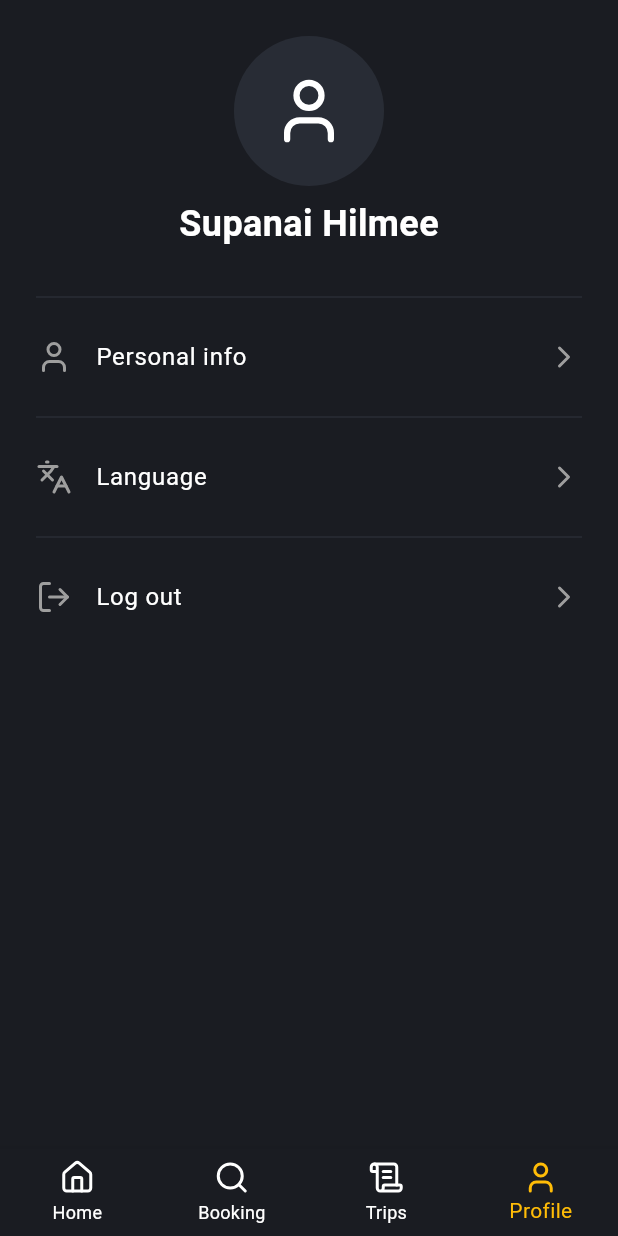
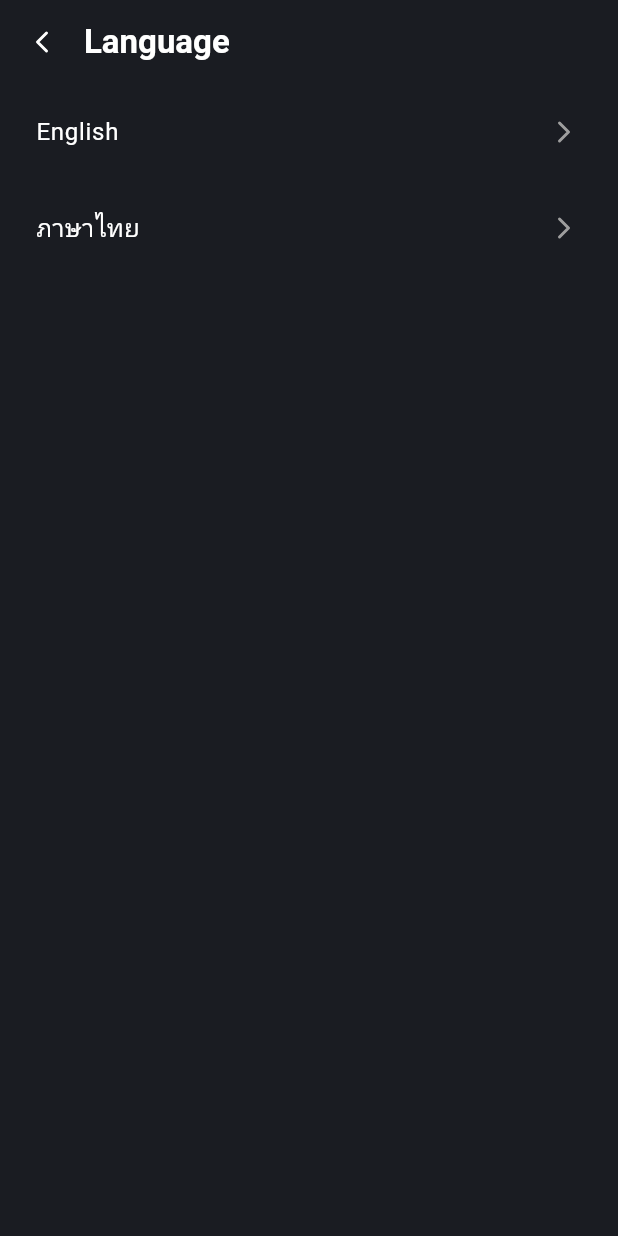
Before and after one commit to naixdevv/flutter-car-booking, a Flutter app: the screen it shows after launch, item 4 of the bottom bar chosen, after a tap on "Language", on a phone screen of 412 x 824 dp. Run offline on Flutter 3.47's test engine with Material 3 defaults, Android fonts, the phone set to English and light mode, and no system bars; our stand-ins replace flutter_bloc, flutter_svg, google_maps_flutter, lucide_icons_flutter.

Commit message:
feat: add flutter_localizations, flutter_bloc package and add profile/language_page

````diff
--- /dev/null
+++ b/lib/bloc/locale/locale_bloc.dart
@@ -0,0 +1,12 @@
+import 'package:flutter/material.dart';
+import 'package:flutter_bloc/flutter_bloc.dart';
+import './locale_event.dart';
+import './locale_state.dart';
+
+class LocaleBloc extends Bloc<LocaleEvent, LocaleState> {
+  LocaleBloc() : super(LocaleState(const Locale('en'))) {
+    on<ChangeLocale>((event, emit) {
+      emit(LocaleState(event.locale));
+    });
+  }
+}
--- /dev/null
+++ b/lib/bloc/locale/locale_event.dart
@@ -0,0 +1,8 @@
+import 'package:flutter/material.dart';
+
+abstract class LocaleEvent {}
+
+class ChangeLocale extends LocaleEvent {
+  final Locale locale;
+  ChangeLocale(this.locale);
+}
--- /dev/null
+++ b/lib/bloc/locale/locale_state.dart
@@ -0,0 +1,7 @@
+import 'package:flutter/material.dart';
+
+class LocaleState {
+  final Locale locale;
+
+  LocaleState(this.locale);
+}
--- /dev/null
+++ b/lib/l10n/app_en.arb
@@ -0,0 +1,7 @@
+{
+  "@@locale": "en",
+  "bottomBar_home": "Home",
+  "bottomBar_booking": "Booking",
+  "bottomBar_trips": "Trips",
+  "bottomBar_profile": "Profile"
+}
--- /dev/null
+++ b/lib/l10n/app_localizations.dart
@@ -0,0 +1,153 @@
+import 'dart:async';
+
+import 'package:flutter/foundation.dart';
+import 'package:flutter/widgets.dart';
+import 'package:flutter_localizations/flutter_localizations.dart';
+import 'package:intl/intl.dart' as intl;
+
+import 'app_localizations_en.dart';
+import 'app_localizations_th.dart';
+
+// ignore_for_file: type=lint
+
+/// Callers can lookup localized strings with an instance of AppLocalizations
+/// returned by `AppLocalizations.of(context)`.
+///
+/// Applications need to include `AppLocalizations.delegate()` in their app's
+/// `localizationDelegates` list, and the locales they support in the app's
+/// `supportedLocales` list. For example:
+///
+/// ```dart
+/// import 'l10n/app_localizations.dart';
+///
+/// return MaterialApp(
+///   localizationsDelegates: AppLocalizations.localizationsDelegates,
+///   supportedLocales: AppLocalizations.supportedLocales,
+///   home: MyApplicationHome(),
+/// );
+/// ```
+///
+/// ## Update pubspec.yaml
+///
+/// Please make sure to update your pubspec.yaml to include the following
+/// packages:
+///
+/// ```yaml
+/// dependencies:
+///   # Internationalization support.
+///   flutter_localizations:
+///     sdk: flutter
+///   intl: any # Use the pinned version from flutter_localizations
+///
+///   # Rest of dependencies
+/// ```
+///
+/// ## iOS Applications
+///
+/// iOS applications define key application metadata, including supported
+/// locales, in an Info.plist file that is built into the application bundle.
+/// To configure the locales supported by your app, you’ll need to edit this
+/// file.
+///
+/// First, open your project’s ios/Runner.xcworkspace Xcode workspace file.
+/// Then, in the Project Navigator, open the Info.plist file under the Runner
+/// project’s Runner folder.
+///
+/// Next, select the Information Property List item, select Add Item from the
+/// Editor menu, then select Localizations from the pop-up menu.
+///
+/// Select and expand the newly-created Localizations item then, for each
+/// locale your application supports, add a new item and select the locale
+/// you wish to add from the pop-up menu in the Value field. This list should
+/// be consistent with the languages listed in the AppLocalizations.supportedLocales
+/// property.
+abstract class AppLocalizations {
+  AppLocalizations(String locale) : localeName = intl.Intl.canonicalizedLocale(locale.toString());
+
+  final String localeName;
+
+  static AppLocalizations? of(BuildContext context) {
+    return Localizations.of<AppLocalizations>(context, AppLocalizations);
+  }
+
+  static const LocalizationsDelegate<AppLocalizations> delegate = _AppLocalizationsDelegate();
+
+  /// A list of this localizations delegate along with the default localizations
+  /// delegates.
+  ///
+  /// Returns a list of localizations delegates containing this delegate along with
+  /// GlobalMaterialLocalizations.delegate, GlobalCupertinoLocalizations.delegate,
+  /// and GlobalWidgetsLocalizations.delegate.
+  ///
+  /// Additional delegates can be added by appending to this list in
+  /// MaterialApp. This list does not have to be used at all if a custom list
+  /// of delegates is preferred or required.
+  static const List<LocalizationsDelegate<dynamic>> localizationsDelegates = <LocalizationsDelegate<dynamic>>[
+    delegate,
+    GlobalMaterialLocalizations.delegate,
+    GlobalCupertinoLocalizations.delegate,
+    GlobalWidgetsLocalizations.delegate,
+  ];
+
+  /// A list of this localizations delegate's supported locales.
+  static const List<Locale> supportedLocales = <Locale>[
+    Locale('en'),
+    Locale('th')
+  ];
+
+  /// No description provided for @bottomBar_home.
+  ///
+  /// In en, this message translates to:
+  /// **'Home'**
+  String get bottomBar_home;
+
+  /// No description provided for @bottomBar_booking.
+  ///
+  /// In en, this message translates to:
+  /// **'Booking'**
+  String get bottomBar_booking;
+
+  /// No description provided for @bottomBar_trips.
+  ///
+  /// In en, this message translates to:
+  /// **'Trips'**
+  String get bottomBar_trips;
+
+  /// No description provided for @bottomBar_profile.
+  ///
+  /// In en, this message translates to:
+  /// **'Profile'**
+  String get bottomBar_profile;
+}
+
+class _AppLocalizationsDelegate extends LocalizationsDelegate<AppLocalizations> {
+  const _AppLocalizationsDelegate();
+
+  @override
+  Future<AppLocalizations> load(Locale locale) {
+    return SynchronousFuture<AppLocalizations>(lookupAppLocalizations(locale));
+  }
+
+  @override
+  bool isSupported(Locale locale) => <String>['en', 'th'].contains(locale.languageCode);
+
+  @override
+  bool shouldReload(_AppLocalizationsDelegate old) => false;
+}
+
+AppLocalizations lookupAppLocalizations(Locale locale) {
+
+
+  // Lookup logic when only language code is specified.
+  switch (locale.languageCode) {
+    case 'en': return AppLocalizationsEn();
+    case 'th': return AppLocalizationsTh();
+  }
+
+  throw FlutterError(
+    'AppLocalizations.delegate failed to load unsupported locale "$locale". This is likely '
+    'an issue with the localizations generation tool. Please file an issue '
+    'on GitHub with a reproducible sample app and the gen-l10n configuration '
+    'that was used.'
+  );
+}
--- /dev/null
+++ b/lib/l10n/app_localizations_en.dart
@@ -0,0 +1,22 @@
+// ignore: unused_import
+import 'package:intl/intl.dart' as intl;
+import 'app_localizations.dart';
+
+// ignore_for_file: type=lint
+
+/// The translations for English (`en`).
+class AppLocalizationsEn extends AppLocalizations {
+  AppLocalizationsEn([String locale = 'en']) : super(locale);
+
+  @override
+  String get bottomBar_home => 'Home';
+
+  @override
+  String get bottomBar_booking => 'Booking';
+
+  @override
+  String get bottomBar_trips => 'Trips';
+
+  @override
+  String get bottomBar_profile => 'Profile';
+}
--- /dev/null
+++ b/lib/l10n/app_localizations_th.dart
@@ -0,0 +1,22 @@
+// ignore: unused_import
+import 'package:intl/intl.dart' as intl;
+import 'app_localizations.dart';
+
+// ignore_for_file: type=lint
+
+/// The translations for Thai (`th`).
+class AppLocalizationsTh extends AppLocalizations {
+  AppLocalizationsTh([String locale = 'th']) : super(locale);
+
+  @override
+  String get bottomBar_home => 'หน้าหลัก';
+
+  @override
+  String get bottomBar_booking => 'การจอง';
+
+  @override
+  String get bottomBar_trips => 'ประวัติ';
+
+  @override
+  String get bottomBar_profile => 'โปรไฟล์';
+}
--- /dev/null
+++ b/lib/l10n/app_th.arb
@@ -0,0 +1,7 @@
+{
+  "@@locale": "th",
+  "bottomBar_home": "หน้าหลัก",
+  "bottomBar_booking": "การจอง",
+  "bottomBar_trips": "ประวัติ",
+  "bottomBar_profile": "โปรไฟล์"
+}
--- a/lib/main.dart
+++ b/lib/main.dart
@@ -1,12 +1,17 @@
 import 'package:flutter/material.dart';
+import 'package:flutter_bloc/flutter_bloc.dart';
 import 'package:lucide_icons_flutter/lucide_icons.dart';
-import './core/theme/app_colors.dart';
-import './routes/app_router.dart';
-import './routes/app_routes.dart';
-import './presentation/pages/home/home_page.dart';
-import './presentation/pages/booking/booking_page.dart';
-import './presentation/pages/trips/trip_page.dart';
-import './presentation/pages/profile/profile_page.dart';
+import 'package:flutter_localizations/flutter_localizations.dart';
+import 'package:flutter_car_booking/l10n/app_localizations.dart';
+import 'package:flutter_car_booking/core/theme/app_colors.dart';
+import 'package:flutter_car_booking/bloc/locale/locale_bloc.dart';
+import 'package:flutter_car_booking/bloc/locale/locale_state.dart';
+import 'package:flutter_car_booking/routes/app_router.dart';
+import 'package:flutter_car_booking/routes/app_routes.dart';
+import 'package:flutter_car_booking/presentation/pages/home/home_page.dart';
+import 'package:flutter_car_booking/presentation/pages/booking/booking_page.dart';
+import 'package:flutter_car_booking/presentation/pages/trips/trip_page.dart';
+import 'package:flutter_car_booking/presentation/pages/profile/profile_page.dart';
 
 void main() {
   runApp(const MyApp());
@@ -17,11 +22,26 @@ class MyApp extends StatelessWidget {
 
   @override
   Widget build(BuildContext context) {
-    return MaterialApp(
-      debugShowCheckedModeBanner: false,
-      initialRoute: AppRoutes.home,
-      onGenerateRoute: AppRouter.generateRoute,
-      home: MainLayout()
+    return MultiBlocProvider(
+      providers: [BlocProvider<LocaleBloc>(create: (_) => LocaleBloc())],
+      child: BlocBuilder<LocaleBloc, LocaleState>(
+        builder: (context, localeState) {
+          return MaterialApp(
+            locale: localeState.locale,
+            localizationsDelegates: const [
+              AppLocalizations.delegate,
+              GlobalMaterialLocalizations.delegate,
+              GlobalWidgetsLocalizations.delegate,
+              GlobalCupertinoLocalizations.delegate,
+            ],
+            supportedLocales: const [Locale('en'), Locale('th')],
+            debugShowCheckedModeBanner: false,
+            initialRoute: AppRoutes.home,
+            onGenerateRoute: AppRouter.generateRoute,
+            home: MainLayout(),
+          );
+        },
+      ),
     );
   }
 }
@@ -40,18 +60,18 @@ class _MainLayoutState extends State<MainLayout> {
     HomePage(),
     BookingPage(),
     TripPage(),
-    ProfilePage()
+    ProfilePage(),
   ];
 
   @override
   Widget build(BuildContext context) {
+    final i18n = AppLocalizations.of(context)!;
+
     return Scaffold(
       body: Navigator(
         key: GlobalKey<NavigatorState>(),
         onGenerateRoute: (settings) {
-          return MaterialPageRoute(
-            builder: (_) => _pages[_selectedIndex],
-          );
+          return MaterialPageRoute(builder: (_) => _pages[_selectedIndex]);
         },
       ),
       bottomNavigationBar: BottomNavigationBar(
@@ -63,11 +83,23 @@ class _MainLayoutState extends State<MainLayout> {
         selectedItemColor: AppColors.primary,
         unselectedItemColor: Colors.white,
         backgroundColor: AppColors.backgroundPrimary,
-        items: const [
-          BottomNavigationBarItem(icon: Icon(LucideIcons.house), label: "Home"),
-          BottomNavigationBarItem(icon: Icon(LucideIcons.search), label: "Booking"),
-          BottomNavigationBarItem(icon: Icon(LucideIcons.scrollText), label: "Trips"),
-          BottomNavigationBarItem(icon: Icon(LucideIcons.user), label: "Profile"),
+        items: [
+          BottomNavigationBarItem(
+            icon: Icon(LucideIcons.house),
+            label: i18n.bottomBar_home,
+          ),
+          BottomNavigationBarItem(
+            icon: Icon(LucideIcons.search),
+            label: i18n.bottomBar_booking,
+          ),
+          BottomNavigationBarItem(
+            icon: Icon(LucideIcons.scrollText),
+            label: i18n.bottomBar_trips,
+          ),
+          BottomNavigationBarItem(
+            icon: Icon(LucideIcons.user),
+            label: i18n.bottomBar_profile,
+          ),
         ],
       ),
     );
--- /dev/null
+++ b/lib/presentation/pages/profile/language_page.dart
@@ -0,0 +1,69 @@
+import 'package:flutter/material.dart';
+import 'package:flutter_bloc/flutter_bloc.dart';
+import 'package:lucide_icons_flutter/lucide_icons.dart';
+import 'package:flutter_car_booking/core/theme/app_colors.dart';
+import 'package:flutter_car_booking/bloc/locale/locale_bloc.dart';
+import 'package:flutter_car_booking/bloc/locale/locale_state.dart';
+import 'package:flutter_car_booking/bloc/locale/locale_event.dart';
+import './widgets/profile_tile.dart';
+
+class LanguagePage extends StatefulWidget {
+  const LanguagePage({super.key});
+
+  @override
+  State<LanguagePage> createState() => _LanguagePageState();
+}
+
+class _LanguagePageState extends State<LanguagePage> {
+  @override
+  Widget build(BuildContext context) {
+    return Scaffold(
+      appBar: AppBar(
+        title: Text(
+          'Language',
+          style: TextStyle(color: Colors.white, fontWeight: FontWeight.bold),
+        ),
+        centerTitle: false,
+        titleSpacing: 0,
+        leading: IconButton(
+          icon: Icon(LucideIcons.chevronLeft, color: Colors.white),
+          onPressed: () {
+            Navigator.pop(context);
+          },
+        ),
+        backgroundColor: AppColors.backgroundPrimary,
+      ),
+      backgroundColor: AppColors.backgroundPrimary,
+      body: SafeArea(
+        bottom: false,
+        child: BlocBuilder<LocaleBloc, LocaleState>(
+          builder: (context, localeState) {
+            return ListView(
+              physics: BouncingScrollPhysics(),
+              children: [
+                ProfileTile(
+                  text: 'English',
+                  onTap: () {
+                    context.read<LocaleBloc>().add(
+                      ChangeLocale(const Locale('en')),
+                    );
+                    Navigator.pop(context);
+                  },
+                ),
+                ProfileTile(
+                  text: 'ภาษาไทย',
+                  onTap: () {
+                    context.read<LocaleBloc>().add(
+                      ChangeLocale(const Locale('th')),
+                    );
+                    Navigator.pop(context);
+                  },
+                ),
+              ],
+            );
+          },
+        ),
+      ),
+    );
+  }
+}
--- a/lib/presentation/pages/profile/profile_page.dart
+++ b/lib/presentation/pages/profile/profile_page.dart
@@ -1,5 +1,6 @@
 import 'package:flutter/material.dart';
 import 'package:lucide_icons_flutter/lucide_icons.dart';
+import 'package:flutter_car_booking/routes/app_routes.dart';
 import 'package:flutter_car_booking/core/theme/app_colors.dart';
 import 'package:flutter_car_booking/presentation/widgets/profile_default.dart';
 import './widgets/profile_tile.dart';
@@ -62,7 +63,9 @@ class _ProfilePageState extends State<ProfilePage> {
             ProfileTile(
               icon: LucideIcons.languages,
               text: "Language",
-              onTap: () {},
+              onTap: () {
+                Navigator.of(context, rootNavigator: true).pushNamed(AppRoutes.languagePage);
+              },
             ),
             Padding(
               padding: EdgeInsets.symmetric(horizontal: 24),
--- a/lib/routes/app_router.dart
+++ b/lib/routes/app_router.dart
@@ -7,6 +7,7 @@ import '../presentation/pages/booking/booking_confirm_page.dart';
 import '../presentation/pages/booking/booking_success_page.dart';
 import '../presentation/pages/trips/trip_page.dart';
 import '../presentation/pages/profile/profile_page.dart';
+import '../presentation/pages/profile/language_page.dart';
 import '../presentation/pages/auth/login_page.dart';
 import '../presentation/pages/auth/register_page.dart';
 import '../presentation/pages/auth/forgot_password_page.dart';
@@ -47,6 +48,10 @@ class AppRouter {
       case AppRoutes.bookingSuccess:
         return _page(const BookingSuccessPage());
 
+      // Profile
+      case AppRoutes.languagePage:
+        return _page(const LanguagePage());
+
       default:
         return _page(NotFoundPage());
     }
--- a/lib/routes/app_routes.dart
+++ b/lib/routes/app_routes.dart
@@ -19,4 +19,7 @@ class AppRoutes {
   static const bookingSearchResult = '/booking-search-result';
   static const bookingConfirm = '/booking-confirm';
   static const bookingSuccess = '/booking-success';
+
+  // Profile
+  static const languagePage = '/language-page';
 }
--- a/pubspec.yaml
+++ b/pubspec.yaml
@@ -39,6 +39,9 @@ dependencies:
   intl: ^0.20.2
   google_maps_flutter: ^2.14.0
   geolocator: ^14.0.2
+  flutter_localizations:
+    sdk: flutter
+  flutter_bloc: ^9.1.1
 
 dev_dependencies:
   flutter_test:
@@ -61,11 +64,13 @@ flutter:
   # included with your application, so that you can use the icons in
   # the material Icons class.
   uses-material-design: true
+  generate: true
 
   # To add assets to your application, add an assets section, like this:
   assets:
     - assets/icons/
     - assets/images/
+    - lib/l10n/
 
   # An image asset can refer to one or more resolution-specific "variants", see
   # https://flutter.dev/to/resolution-aware-images
````
Also changed, not shown: pubspec.lock.
